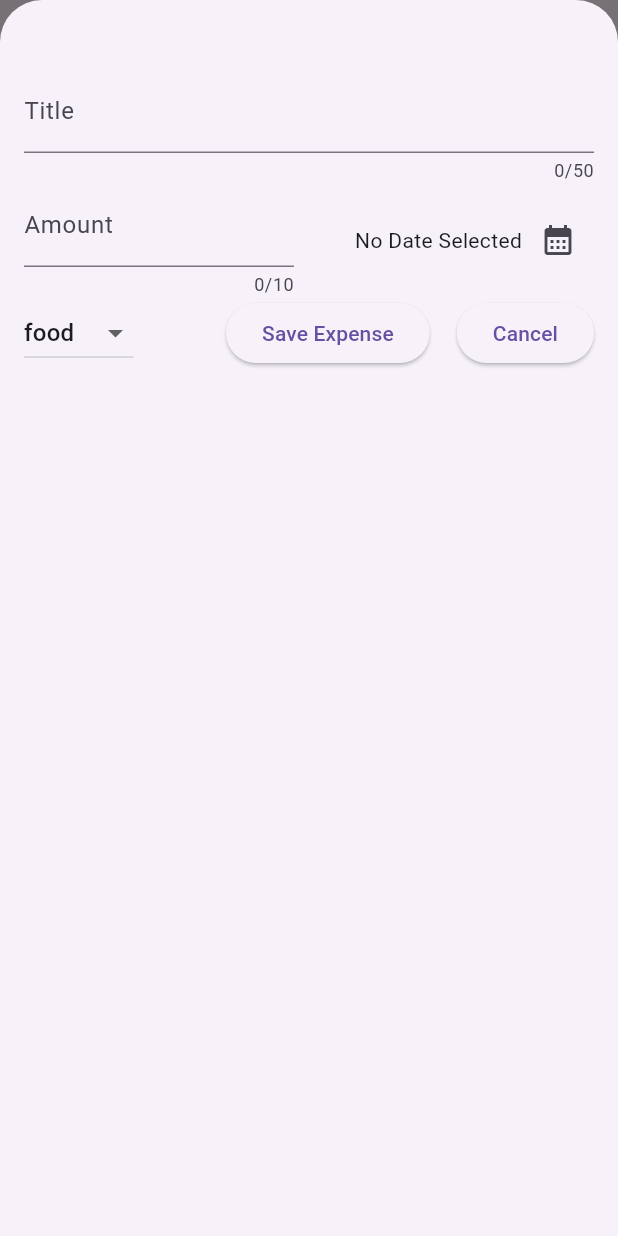
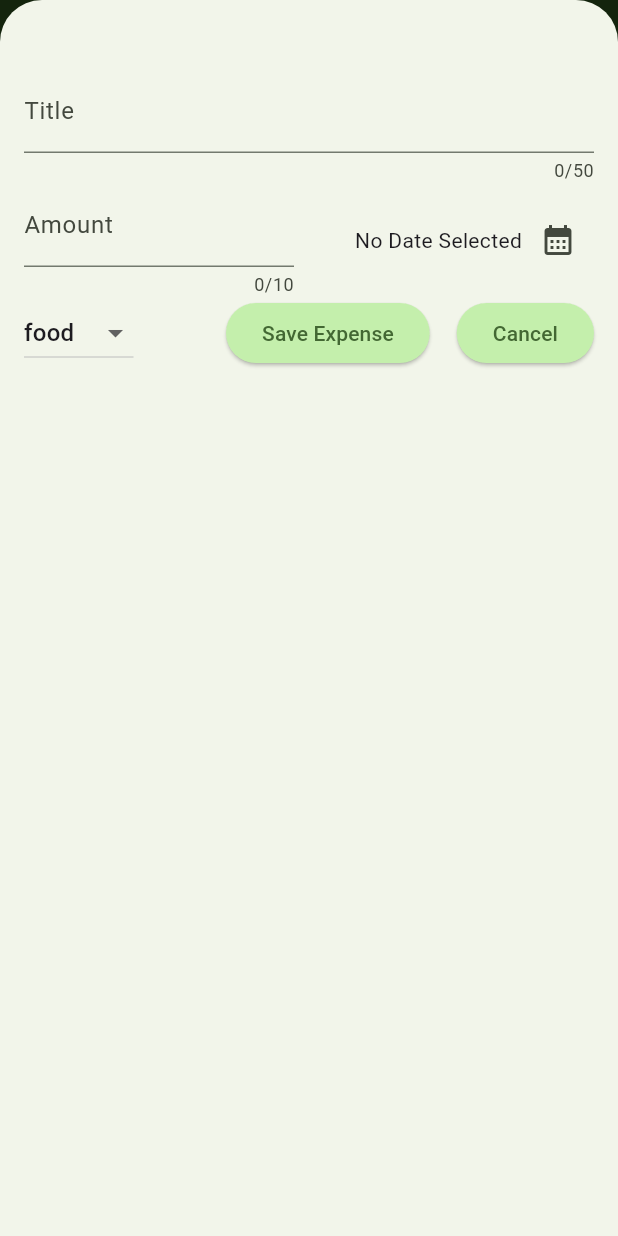
Before and after one commit to Advaith-dev/expense_tracker, a Flutter app: the screen it shows after launch, after a tap on the "add" icon, on a phone screen of 412 x 824 dp. Run offline on Flutter 3.47's test engine with Material 3 defaults, Android fonts, the phone set to English and light mode, and no system bars.

Commit message:
apply basic theme

```diff
--- a/lib/main.dart
+++ b/lib/main.dart
@@ -1,11 +1,35 @@
+import 'package:flutter/gestures.dart';
 import 'package:flutter/material.dart';
 import 'package:expense_tracker/widgets/expenses.dart';
 
+var kColorScheme = ColorScheme.fromSeed(
+  seedColor: Color.fromARGB(255, 97, 255, 18),
+);
 void main() {
   runApp(
     MaterialApp(
       theme: ThemeData().copyWith(
-        scaffoldBackgroundColor: Color.fromARGB(255, 255, 252, 185),
+        colorScheme: kColorScheme,
+        appBarTheme: AppBarTheme().copyWith(
+          backgroundColor: kColorScheme.onPrimaryContainer,
+          foregroundColor: kColorScheme.primaryContainer,
+        ),
+        cardTheme: CardThemeData().copyWith(
+          color: kColorScheme.onSecondary,
+          margin: EdgeInsets.symmetric(horizontal: 14, vertical: 8),
+        ),
+        elevatedButtonTheme: ElevatedButtonThemeData(
+          style: ElevatedButton.styleFrom(
+            backgroundColor: kColorScheme.primaryContainer,
+          ),
+        ),
+        textTheme: ThemeData().textTheme.copyWith(
+          titleLarge: TextStyle(
+            fontWeight: FontWeight.bold,
+            color: kColorScheme.onSecondaryContainer,
+            fontSize: 14,
+          ),
+        ),
       ),
       debugShowCheckedModeBanner: false,
       home: Expenses(),
--- a/lib/widgets/expenses_list/expenses_list.dart
+++ b/lib/widgets/expenses_list/expenses_list.dart
@@ -16,6 +16,9 @@ class ExpensesList extends StatelessWidget {
   Widget build(BuildContext context) {
     return ListView.builder(
       itemBuilder: (ctx, index) => Dismissible(
+        background: Container(
+          color: Theme.of(context).colorScheme.error.withAlpha(180),
+        ),
         key: ValueKey(expenses[index]),
         onDismissed: (direction) => removeExpense(expenses[index]),
         child: ExpenseItem(expenses[index]),
```
Also changed, not shown: lib/widgets/expenses_list/expense_item.dart (+7 -1 lines).
